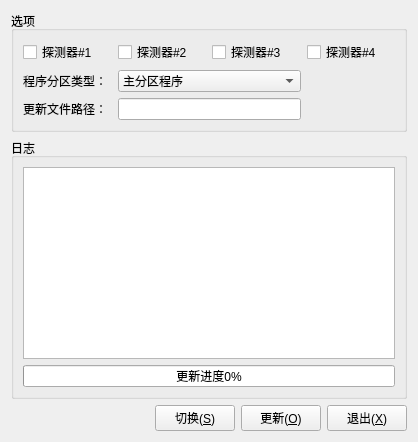
Above: otaupgradewindow.ui from MrXiaomao/HardXrayCamera before the change. Below: the same form after it.
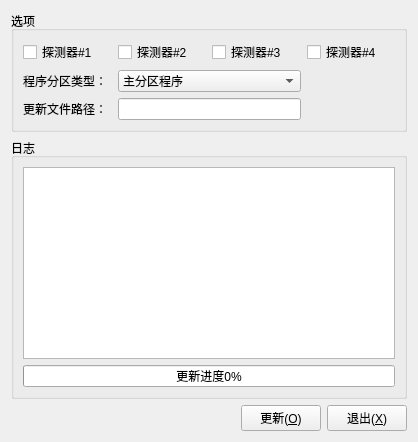
That is the form after the change.

The edit to the form file:
```diff
--- a/otaupgradewindow.ui
+++ b/otaupgradewindow.ui
@@ -137,13 +137,6 @@
          </property>
         </spacer>
        </item>
-       <item>
-        <widget class="QPushButton" name="pushButton_switch">
-         <property name="text">
-          <string>切换(&amp;S)</string>
-         </property>
-        </widget>
-       </item>
        <item>
         <widget class="QPushButton" name="pushButton_ok">
          <property name="text">
```
